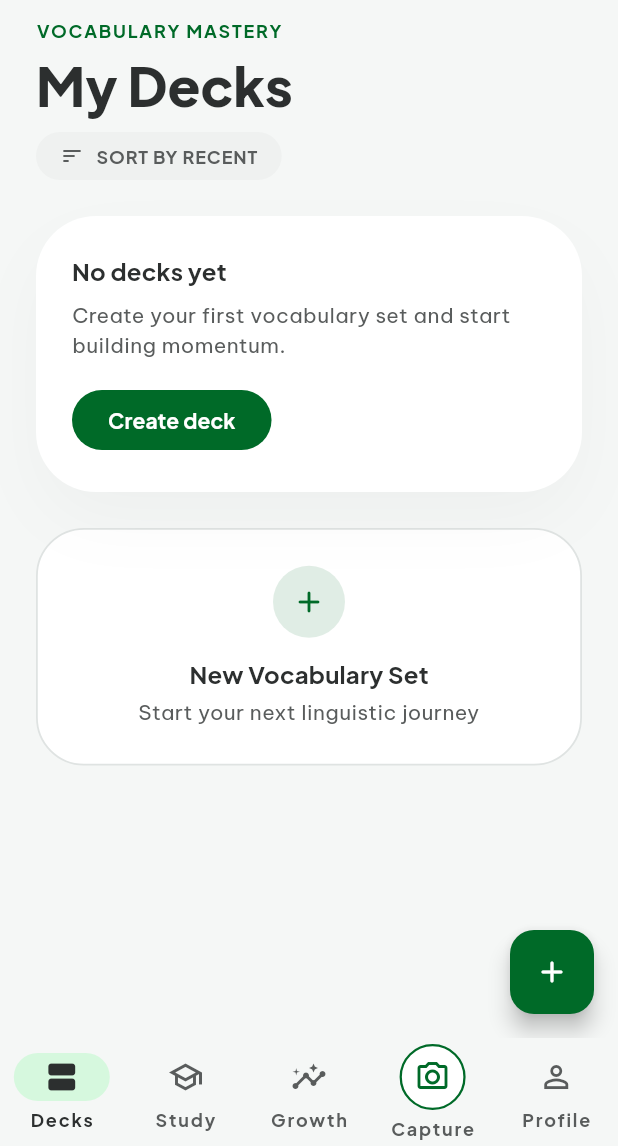
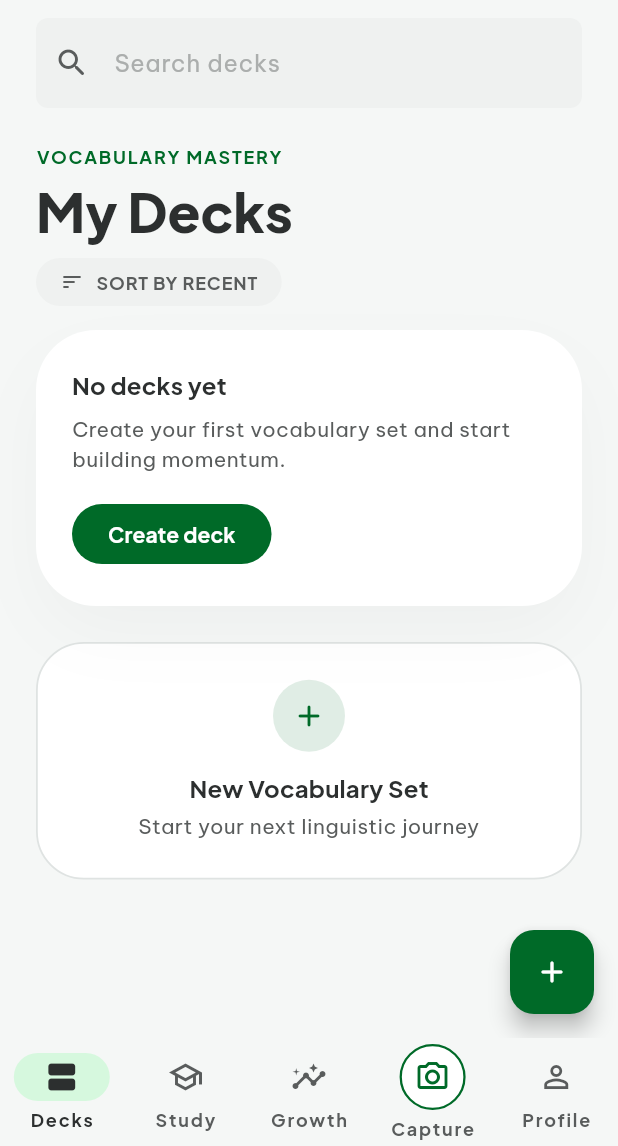
Before and after one commit to LuisMeloArruda/peruse, a Flutter app: the screen it shows once a user with an empty profile is signed in, on a phone screen of 412 x 824 dp, the part 90-1236 px from its top. Run offline on Flutter 3.47's test engine with Material 3 defaults, Android fonts, the phone set to English and light mode, and no system bars; our stand-ins replace audioplayers, camera, connectivity_plus, drift, flutter_dotenv, flutter_riverpod and 7 more; missing offline and left inert: genkit, genkit_google_genai, google_mlkit_image_labeling, schemantic; accounts and stored records are empty; generated files the repository leaves out were written again.

Commit message:
feat: decks search bar

```diff
--- a/lib/features/decks/presentation/decks_screen.dart
+++ b/lib/features/decks/presentation/decks_screen.dart
@@ -7,6 +7,7 @@ import 'package:peruse/core/router/routes.dart';
 import 'package:peruse/core/theme/theme.dart';
 import 'package:peruse/core/widgets/peruse_linear_progress.dart';
 import 'package:peruse/core/widgets/peruse_sheet_card.dart';
+import 'package:peruse/core/widgets/peruse_text_field.dart';
 import 'package:peruse/features/decks/domain/entities/deck.dart';
 import 'package:peruse/features/decks/presentation/controller/decks_notifier.dart';
 import 'package:peruse/features/study/presentation/controller/study_metrics_providers.dart';
@@ -67,14 +68,20 @@ class _DecksLoadedView extends StatefulWidget {
 
 class _DecksLoadedViewState extends State<_DecksLoadedView> {
   bool _sortByRecent = false;
+  String _searchQuery = '';
 
   @override
   Widget build(BuildContext context) {
-    final decks = _sortByRecent
-    ? ([...widget.decks]..sort(
-        (left, right) => right.createdAt.compareTo(left.createdAt),
-      ))
+    final sortedDecks = _sortByRecent
+        ? ([...widget.decks]
+          ..sort((left, right) => right.createdAt.compareTo(left.createdAt)))
         : widget.decks;
+    final normalizedQuery = _searchQuery.trim().toLowerCase();
+    final decks = normalizedQuery.isEmpty
+        ? sortedDecks
+        : sortedDecks
+            .where((deck) => deck.name.toLowerCase().contains(normalizedQuery))
+            .toList();
 
 
     return CustomScrollView(
@@ -84,10 +91,23 @@ class _DecksLoadedViewState extends State<_DecksLoadedView> {
             AppSpacing.lg,
             AppSpacing.sm,
             AppSpacing.lg,
-            AppSpacing.lg,
+            AppSpacing.md,
           ),
           sliver: SliverToBoxAdapter(
-            child: _DecksHeader(
+            child: Column(
+              crossAxisAlignment: CrossAxisAlignment.start,
+              children: [
+                PeruseTextField(
+                  hintText: 'Search decks',
+                  prefixIcon: const Icon(Icons.search_rounded),
+                  onChanged: (value) {
+                    setState(() {
+                      _searchQuery = value;
+                    });
+                  },
+                ),
+                const SizedBox(height: AppSpacing.lg),
+                _DecksHeader(
                   sortByRecent: _sortByRecent,
                   onSortTap: () {
                     setState(() {
@@ -95,13 +115,24 @@ class _DecksLoadedViewState extends State<_DecksLoadedView> {
                     });
                   },
                 ),
+              ],
+            ),
           ),
         ),
         SliverPadding(
           padding: const EdgeInsets.symmetric(horizontal: AppSpacing.lg),
           sliver: decks.isEmpty
               ? SliverToBoxAdapter(
-                  child: _EmptyDeckState(onCreateDeck: widget.onCreateDeck),
+                  child: normalizedQuery.isEmpty
+                      ? _EmptyDeckState(onCreateDeck: widget.onCreateDeck)
+                      : _EmptyDeckSearchState(
+                          query: _searchQuery,
+                          onClear: () {
+                            setState(() {
+                              _searchQuery = '';
+                            });
+                          },
+                        ),
                 )
               : SliverList.separated(
                   itemCount: decks.length,
@@ -540,6 +571,36 @@ class _EmptyDeckState extends StatelessWidget {
   }
 }
 
+class _EmptyDeckSearchState extends StatelessWidget {
+  const _EmptyDeckSearchState({required this.query, required this.onClear});
+
+  final String query;
+  final VoidCallback onClear;
+
+  @override
+  Widget build(BuildContext context) {
+    return PeruseSheetCard(
+      padding: const EdgeInsets.all(AppSpacing.lg),
+      child: Column(
+        crossAxisAlignment: CrossAxisAlignment.start,
+        children: [
+          Text('No matching decks', style: context.textTheme.titleMedium),
+          const SizedBox(height: AppSpacing.xs),
+          Text(
+            'No collections match "$query".',
+            style: context.textTheme.bodyMedium,
+          ),
+          const SizedBox(height: AppSpacing.md),
+          OutlinedButton(
+            onPressed: onClear,
+            child: const Text('Clear search'),
+          ),
+        ],
+      ),
+    );
+  }
+}
+
 double _progressFor(AppDeck deck) {
   final seed = deck.id.hashCode.abs();
   final value = 0.2 + (seed % 70) / 100;
```
Lines whose indentation alone changed are shown as unchanged.
